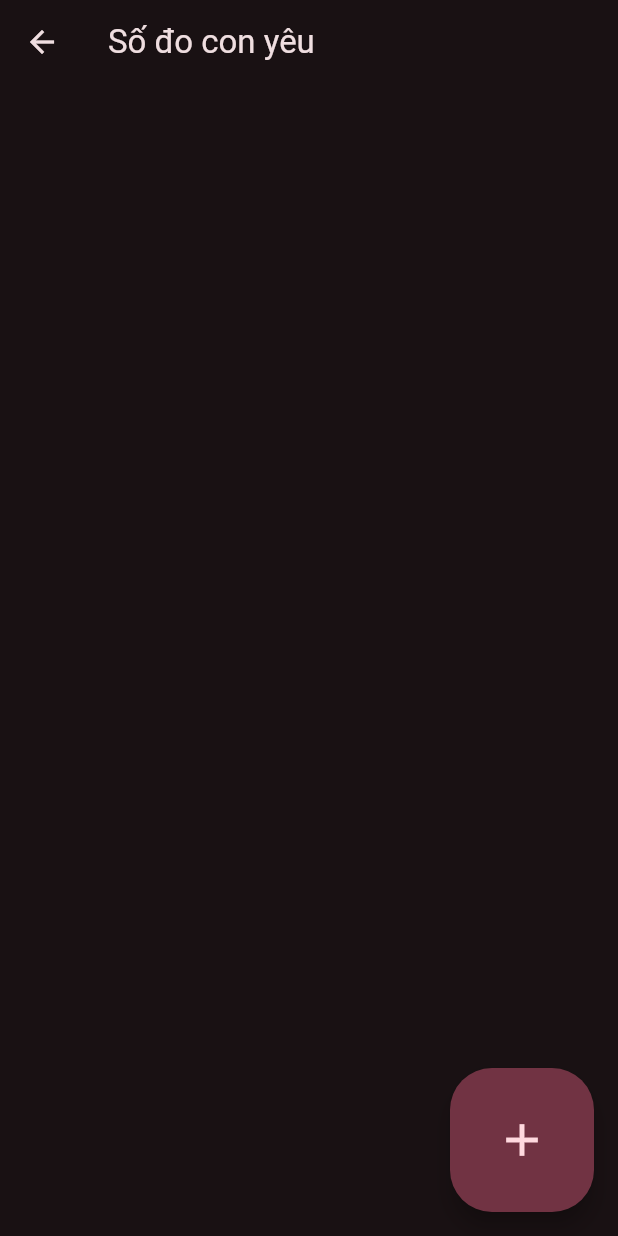
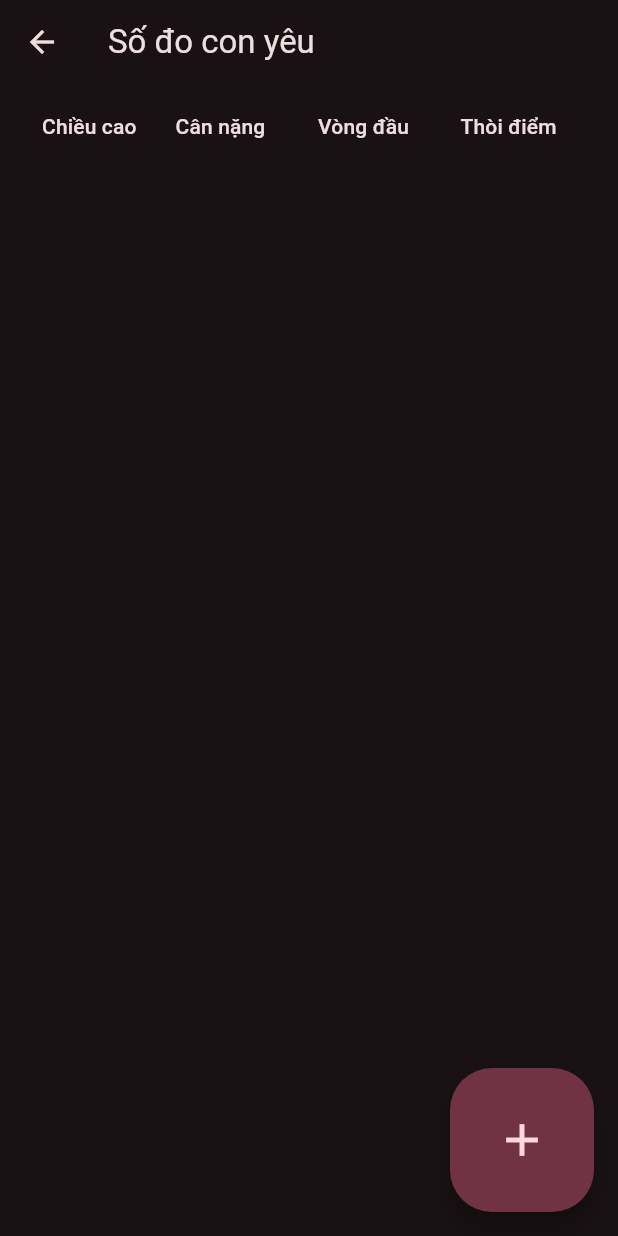
Before and after one commit to hieu-dd/mom_baby_care, a Flutter app: the BabySizePage screen opened by its route, on a phone screen of 412 x 824 dp. Run offline on Flutter 3.47's test engine with Material 3 defaults, Android fonts, the phone set to English and light mode, and no system bars; drawn by our look-alikes of data_table_2; our stand-ins replace bloc, equatable, firebase_auth, firebase_core, flutter_bloc, go_router and 2 more; accounts and stored records are empty.

Commit message:
Add baby size and show to page

```diff
--- a/lib/baby_size/cubit/baby_size_cubit.dart
+++ b/lib/baby_size/cubit/baby_size_cubit.dart
@@ -12,11 +12,11 @@ class BabySizeCubit extends Cubit<BabySizeState> {
   }
 
   void changeHeight(double? height) {
-    emit(state.copyWith(newWeight: height));
+    emit(state.copyWith(newHeight: height));
   }
 
   void changeWeight(double? weight) {
-    emit(state.copyWith(newHeight: weight));
+    emit(state.copyWith(newWeight: weight));
   }
 
   void changeHeadSize(double? headSize) {
--- a/lib/baby_size/view/add_baby_size_alert.dart
+++ b/lib/baby_size/view/add_baby_size_alert.dart
@@ -6,7 +6,8 @@ void _showInputPopup(BuildContext context) async {
     builder: (BuildContext context) {
       return AlertDialog(
         title: Text('Nhập thông tin con yêu'),
-        content: Column(
+        content: SingleChildScrollView(
+          child: Column(
             mainAxisSize: MainAxisSize.min,
             children: <Widget>[
               TextField(
@@ -46,6 +47,7 @@ void _showInputPopup(BuildContext context) async {
               )
             ],
           ),
+        ),
         actions: <Widget>[
           TextButton(
             child: Text('Bỏ qua'),
--- a/lib/baby_size/view/baby_size_page.dart
+++ b/lib/baby_size/view/baby_size_page.dart
@@ -1,4 +1,4 @@
-import 'package:baby_repository/baby_repository.dart';
+import 'package:data_table_2/data_table_2.dart';
 import 'package:flutter/material.dart';
 import 'package:flutter_bloc/flutter_bloc.dart';
 import 'package:mom_baby_care/baby_size/cubit/baby_size_cubit.dart';
@@ -19,17 +19,28 @@ class BabySizePage extends StatelessWidget {
       appBar: AppBar(
         title: const Text('Số đo con yêu'),
       ),
-      body: SingleChildScrollView(
-        child: Padding(
-          padding: const EdgeInsets.symmetric(horizontal: 16.0),
-          child: Column(
-            children: [
-              ...cubit.state.baby.sizes.map((e) => _BabySizeItem(
-                    size: e,
-                    baby: cubit.state.baby,
-                  ))
-            ],
-          ),
+      body: Padding(
+        padding: const EdgeInsets.symmetric(horizontal: 16.0),
+        child: Column(
+          children: [
+            Expanded(
+              child:
+                  DataTable2(columnSpacing: 12, horizontalMargin: 12, columns: [
+                _tableSizeTitle('Chiều cao'),
+                _tableSizeTitle('Cân nặng'),
+                _tableSizeTitle('Vòng đầu'),
+                _tableSizeTitle('Thòi điểm'),
+              ], rows: [
+                ...cubit.state.baby.sizes.map((size) => DataRow(cells: [
+                      _tableSizeCell(size.height),
+                      _tableSizeCell(size.weight),
+                      _tableSizeCell(size.headSize),
+                      _tableSizeCell(size.time.calculateTimeDifferenceInString(
+                          cubit.state.baby.birthDay)),
+                    ])),
+              ]),
+            ),
+          ],
         ),
       ),
       floatingActionButton: FloatingActionButton.large(
@@ -40,27 +51,20 @@ class BabySizePage extends StatelessWidget {
       ),
     );
   }
-}
 
-class _BabySizeItem extends StatelessWidget {
-  const _BabySizeItem({required BabySize size, required Baby baby})
-      : _size = size,
-        _baby = baby;
-
-  final BabySize _size;
-  final Baby _baby;
-
-  @override
-  Widget build(BuildContext context) {
-    return ListTile(
-      title: Text(
-          'Chiều cao: ${_size.height} cm\nCân nặng: ${_size.weight} kg\nVòng đầu: ${_size.headSize}'),
-      subtitle:
-          Text(_size.time.calculateTimeDifferenceInString(_baby.birthDay)),
-      trailing: IconButton(
-        onPressed: () {},
-        icon: const Icon(Icons.delete),
+  DataColumn2 _tableSizeTitle(String label) {
+    return DataColumn2(
+      label: Text(
+        label,
+        maxLines: 2,
       ),
+      size: ColumnSize.S,
     );
   }
+
+  DataCell _tableSizeCell(dynamic value) {
+    return DataCell(Text(
+      value.toString(),
+    ));
+  }
 }
--- a/lib/utils/date_time.dart
+++ b/lib/utils/date_time.dart
@@ -48,6 +48,6 @@ extension DateTimeEx on DateTime {
     if (different['days']! > 0) {
       result += ' ${different['days']} ngày';
     }
-    return result.trim();
+    return result.isNotEmpty ? result.trim() : '0 ngày';
   }
 }
--- a/packages/baby_repository/lib/src/models/baby.dart
+++ b/packages/baby_repository/lib/src/models/baby.dart
@@ -61,5 +61,5 @@ class Baby extends Equatable {
   }
 
   @override
-  List<Object?> get props => [name, nickname, birthDay, gender];
+  List<Object?> get props => [name, nickname, birthDay, gender, sizes];
 }
--- a/packages/baby_repository/lib/src/models/baby_size.dart
+++ b/packages/baby_repository/lib/src/models/baby_size.dart
@@ -19,7 +19,7 @@ class BabySize extends Equatable {
       height: json['height'] as double,
       weight: json['weight'] as double,
       headSize: json['headSize'] as double,
-      time: DateFormat('yyyy-MM-dd').parse(json['birthDay'] as String),
+      time: DateFormat('yyyy-MM-dd').parse(json['time'] as String),
     );
   }
 
--- a/pubspec.yaml
+++ b/pubspec.yaml
@@ -25,6 +25,7 @@ dependencies:
   rxdart: ^0.27.7
   shared_preferences: ^2.2.2
   intl: ^0.19.0
+  data_table_2: ^2.5.9
 
 dev_dependencies:
   flutter_test:
```
Also changed, not shown: packages/baby_repository/lib/src/local_baby_api.dart (+8 -4 lines), pubspec.lock. Lines whose indentation alone changed are shown as unchanged.
